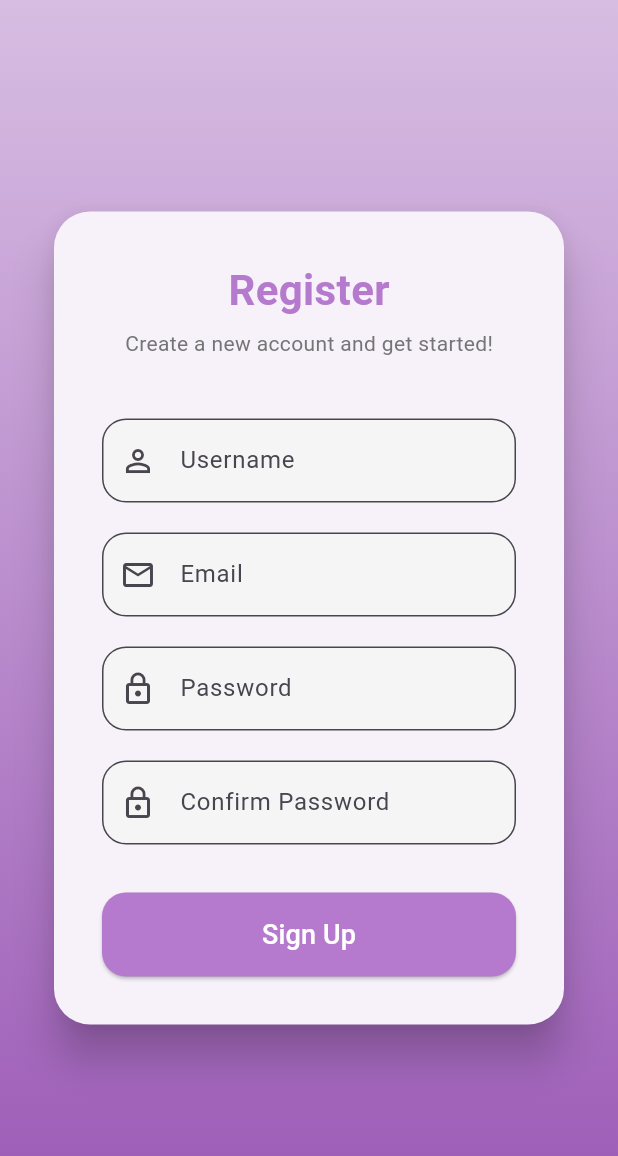
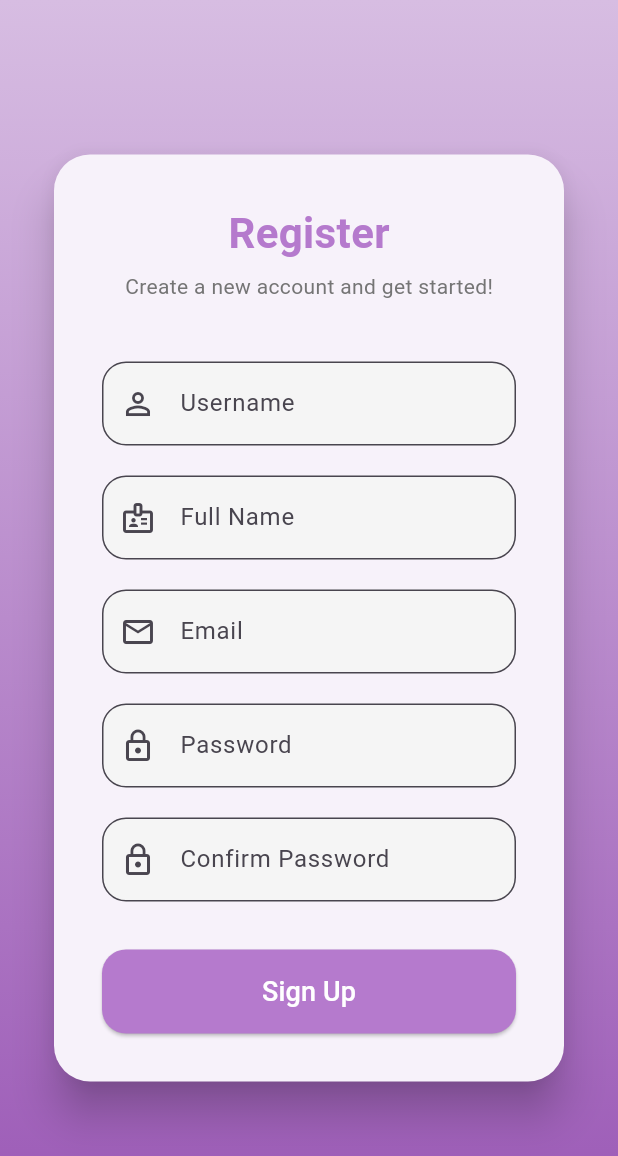
Before and after one commit to salitsamyl/notes_app, a Flutter app: the RegisterPage screen opened directly, on a phone screen of 412 x 824 dp. Shown: the top 1156 px of the screen. Run offline on Flutter 3.47's test engine with Material 3 defaults, Android fonts, the phone set to English and light mode, and no system bars.

Commit message:
Menambahkan logika register menggunakan provider

```diff
--- a/lib/screens/register.dart
+++ b/lib/screens/register.dart
@@ -1,10 +1,39 @@
 import 'package:flutter/material.dart';
+import 'package:provider/provider.dart';
 
-class RegisterPage extends StatelessWidget {
+import 'package:notes_app/provider/auth_provider.dart';
+
+class RegisterPage extends StatefulWidget {
   const RegisterPage({super.key});
 
   @override
+  State<RegisterPage> createState() {
+    return _RegisterPageState();
+  }
+}
+
+class _RegisterPageState extends State<RegisterPage> {
+
+  TextEditingController usernameController = TextEditingController();
+  TextEditingController nameController = TextEditingController();
+  TextEditingController emailController = TextEditingController();
+  TextEditingController passwordController = TextEditingController();
+  TextEditingController confirmPasswordController = TextEditingController();
+
+  @override
+  void dispose() {
+    usernameController.dispose();
+    emailController.dispose();
+    passwordController.dispose();
+    confirmPasswordController.dispose();
+    super.dispose();
+  }
+
+  @override
   Widget build(BuildContext context) {
+
+    AuthProvider authProvider = Provider.of<AuthProvider>(context);
+
     return Scaffold(
       body: Container(
         decoration: BoxDecoration(
@@ -41,10 +70,10 @@ class RegisterPage extends StatelessWidget {
                         'Create a new account and get started!',
                         style: TextStyle(fontSize: 14, color: Colors.grey[600]),
                       ),
-
                       SizedBox(height: 40),
 
                       TextField(
+                        controller: usernameController,
                         decoration: InputDecoration(
                           prefixIcon: Icon(Icons.person_outline),
                           labelText: 'Username',
@@ -58,6 +87,21 @@ class RegisterPage extends StatelessWidget {
                       SizedBox(height: 20),
 
                       TextField(
+                      controller: nameController,
+                      decoration: InputDecoration(
+                        prefixIcon: Icon(Icons.badge_outlined),
+                        labelText: 'Full Name',
+                        border: OutlineInputBorder(
+                          borderRadius: BorderRadius.circular(16),
+                        ),
+                        filled: true,
+                        fillColor: Colors.grey[100],
+                      ),
+                    ),
+                    SizedBox(height: 20),
+
+                      TextField(
+                        controller: emailController,
                         decoration: InputDecoration(
                           prefixIcon: Icon(Icons.email_outlined),
                           labelText: 'Email',
@@ -71,6 +115,7 @@ class RegisterPage extends StatelessWidget {
                       SizedBox(height: 20),
 
                       TextField(
+                        controller: passwordController,
                         obscureText: true,
                         decoration: InputDecoration(
                           prefixIcon: Icon(Icons.lock_outline),
@@ -85,6 +130,7 @@ class RegisterPage extends StatelessWidget {
                       SizedBox(height: 20),
 
                       TextField(
+                        controller: confirmPasswordController,
                         obscureText: true,
                         decoration: InputDecoration(
                           prefixIcon: Icon(Icons.lock_outline),
@@ -102,20 +148,70 @@ class RegisterPage extends StatelessWidget {
                         width: double.infinity,
                         height: 56,
                         child: ElevatedButton(
-                          onPressed: () {
-                            Navigator.pushReplacementNamed(context, '/dashboard');
+                          onPressed: authProvider.isLoading
+                              ? null
+                              : () async {
+                                  if (passwordController.text !=
+                                      confirmPasswordController.text) {
+                                    ScaffoldMessenger.of(context).showSnackBar(
+                                      SnackBar(
+                                        content:
+                                            Text('Password tidak sesuai'),
+                                      ),
+                                    );
+                                    return;
+                                  }
 
-                          },
+                                  bool success =
+                                      await authProvider.register(
+                                    usernameController.text,
+                                    nameController.text,
+                                    emailController.text,
+                                    passwordController.text,
+                                  );
+
+                                  if (success) {
+                                    ScaffoldMessenger.of(context).showSnackBar(
+                                      SnackBar(
+                                        content: Text(
+                                            'Registrasi berhasil, silakan login!'),
+                                      ),
+                                    );
+
+                                    Navigator.pushReplacementNamed(
+                                      context,
+                                      '/login',
+                                    );
+                                  } else {
+                                    ScaffoldMessenger.of(context).showSnackBar(
+                                      SnackBar(
+                                        content: Text(
+                                          authProvider.errorMessage ??
+                                              'Registrasi gagal, coba lagi!',
+                                        ),
+                                      ),
+                                    );
+                                  }
+                                },
+
                           style: ElevatedButton.styleFrom(
-                            backgroundColor: Color.fromARGB(255, 181, 122, 205),
+                            backgroundColor:
+                                Color.fromARGB(255, 181, 122, 205),
                             shape: RoundedRectangleBorder(
                               borderRadius: BorderRadius.circular(16),
                             ),
                           ),
-                          child: Text(
-                            'Sign Up',
-                            style: TextStyle(fontSize: 18, color: Colors.white),
-                          ),
+                          child: authProvider.isLoading
+                              ? CircularProgressIndicator(
+                                  color: Colors.white,
+                                )
+                              : Text(
+                                  'Sign Up',
+                                  style: TextStyle(
+                                    fontSize: 18,
+                                    color: Colors.white,
+                                  ),
+                                ),
                         ),
                       ),
                     ],
```
